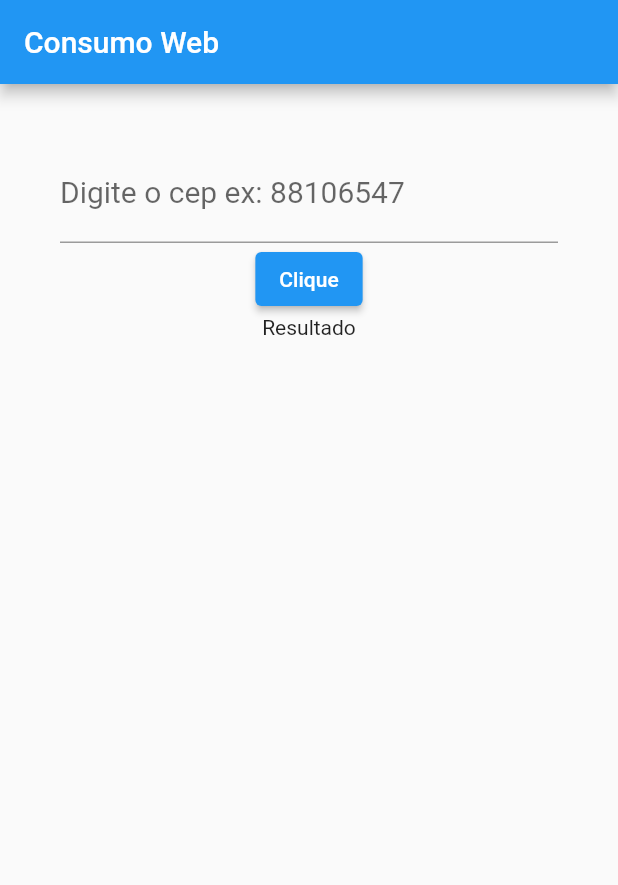
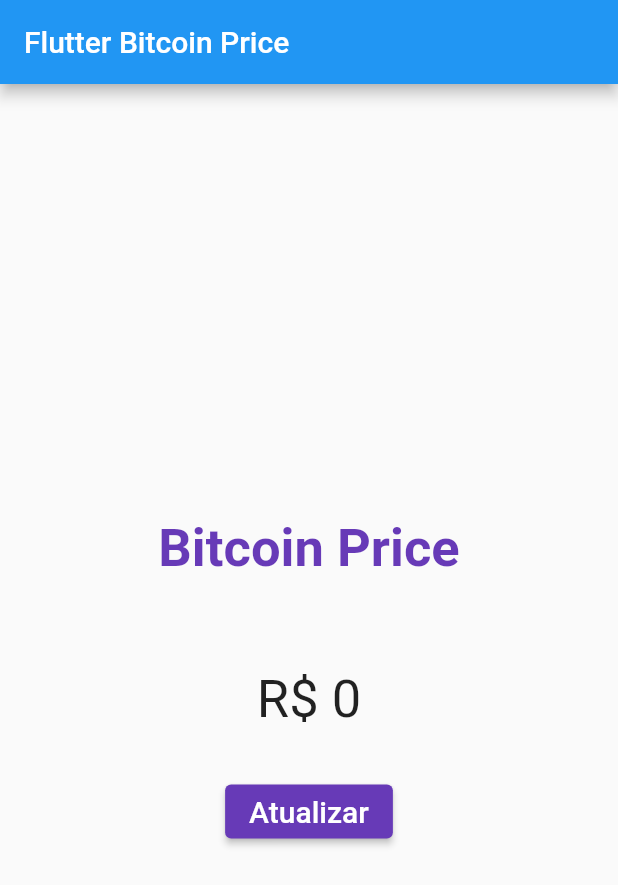
Before and after one commit to andrade-klw/flutter_bitcoin, a Flutter app: the screen it shows after launch, on a phone screen of 412 x 824 dp. Shown: the top 885 px of the screen. Run offline on Flutter 3.47's test engine with Material 2 defaults, Android fonts, the phone set to English and light mode, and no system bars.

Commit message:
criado primeira API Bitcoin

```diff
--- a/lib/Home.dart
+++ b/lib/Home.dart
@@ -1,6 +1,8 @@
 import 'package:flutter/material.dart';
+import 'package:flutter/rendering.dart';
 import 'package:http/http.dart' as http;
 import 'dart:convert';
+import 'dart:async';
 
 class Home extends StatefulWidget {
   @override
@@ -8,52 +10,63 @@ class Home extends StatefulWidget {
 }
 
 class _HomeState extends State<Home> {
-  TextEditingController _controllerCep = TextEditingController();
-  String _resultado = "Resultado";
+  String _resultado = "0";
 
-  _recuperarCep() async {
-    String cepDigitado = _controllerCep.text;
-    var url = Uri.parse("http://viacep.com.br/ws/${cepDigitado}/json");
+  _recuperarBit() async {
+    var url = Uri.parse("https://blockchain.info/ticker");
 
     http.Response response;
     response = await http.get(url);
 
     Map<String, dynamic> retorno = json.decode(response.body);
-    String logradouro = retorno["logradouro"];
-    String complemento = retorno["complemento"];
-    String bairro = retorno["bairro"];
 
     setState(() {
-      _resultado = "${logradouro}, ${complemento}, ${bairro}";
+      _resultado = retorno["BRL"]["last"].toString();
     });
-
-    print(
-        "Logradouro: ${logradouro} complemento: ${complemento} bairro: ${bairro}");
   }
 
   @override
   Widget build(BuildContext context) {
     return Scaffold(
       appBar: AppBar(
-        title: Text("Consumo Web"),
+        title: Text("Flutter Bitcoin Price"),
       ),
       body: Container(
         padding: EdgeInsets.all(40),
+        child: Center(
           child: Column(
+            mainAxisAlignment: MainAxisAlignment.center,
             children: [
-            TextField(
-              keyboardType: TextInputType.number,
-              decoration:
-                  InputDecoration(labelText: "Digite o cep ex: 88106547"),
-              style: TextStyle(fontSize: 20),
-              controller: _controllerCep,
+              Padding(
+                padding: EdgeInsets.all(30),
+                child: Text(
+                  "Bitcoin Price",
+                  style: TextStyle(
+                      fontSize: 35,
+                      color: Colors.deepPurple,
+                      fontWeight: FontWeight.bold),
+                ),
+              ),
+              Padding(
+                padding: EdgeInsets.only(top: 30, bottom: 30),
+                child: Text(
+                  "R\$ " + _resultado,
+                  style: TextStyle(fontSize: 35),
+                ),
               ),
               ElevatedButton(
-              onPressed: _recuperarCep,
-              child: Text("Clique"),
+                style: ElevatedButton.styleFrom(primary: Colors.deepPurple),
+                child: Text(
+                  "Atualizar",
+                  style: TextStyle(
+                    color: Colors.white,
+                    fontSize: 20,
                   ),
-            Text(_resultado)
+                ),
+                onPressed: _recuperarBit,
+              ),
             ],
+          ),
         ),
       ),
     );
--- a/lib/main.dart
+++ b/lib/main.dart
@@ -1,8 +1,7 @@
 import 'package:flutter/material.dart';
-
-
 import 'Home.dart';
 
 void main() => runApp(MaterialApp(
       home: Home(),
+      debugShowCheckedModeBanner: false,
     ));
```
Lines whose indentation alone changed are shown as unchanged.
